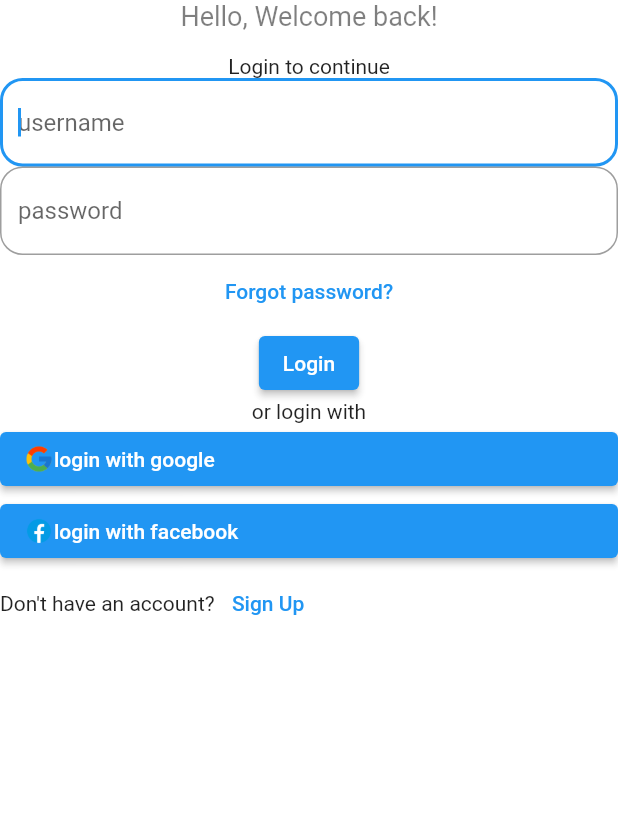
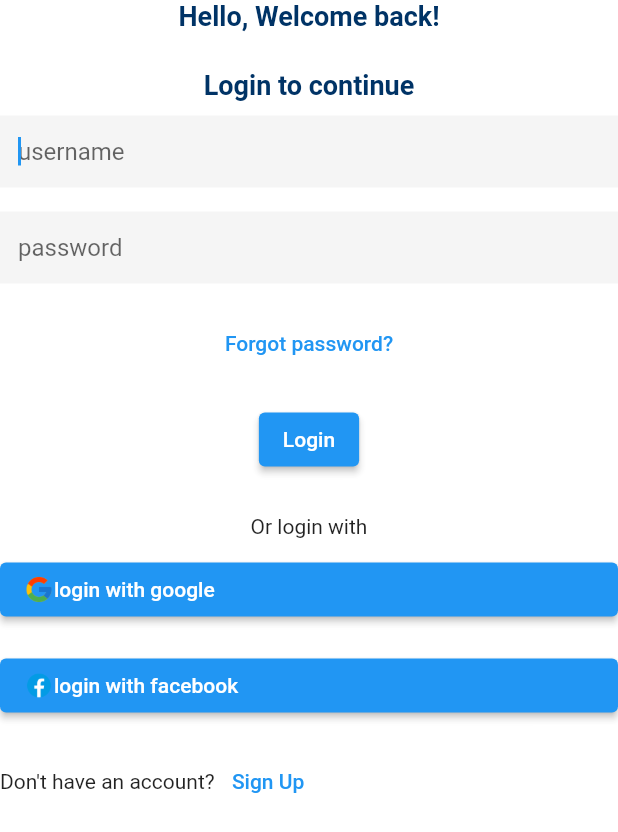
Before and after one commit to takee114/flutter-simple-stateless-widget-example, a Flutter app: the screen it shows after launch, on a phone screen of 412 x 824 dp. Shown: the top 832 px of the screen. Run offline on Flutter 3.47's test engine with Material 2 defaults, Android fonts, the phone set to English and light mode, and no system bars.

Commit message:
login page screen

```diff
--- a/lib/login.dart
+++ b/lib/login.dart
@@ -12,7 +12,8 @@ class LoginPage extends StatelessWidget {
         Text(
           "Hello, Welcome back!",
           style: TextStyle(
-            color: Colors.black.withOpacity(0.5),
+            color: Color.fromRGBO(0, 51, 102, 100),
+            fontWeight: FontWeight.bold,
             fontSize: 18,
             fontFamily: "Roboto",
           ),
@@ -20,16 +21,15 @@ class LoginPage extends StatelessWidget {
         SizedBox(
           height: 15,
         ),
-        Text("Login to continue"),
-        SizedBox(
-          width: maxWidth,
-          child: TextField(
-            autofocus: true,
-            decoration: InputDecoration(
-              hintText: "username",
-              border: OutlineInputBorder(
-                borderRadius: BorderRadius.circular(15),
-              ),
+        Padding(
+          padding: const EdgeInsets.all(10.0),
+          child: Text(
+            "Login to continue",
+            style: TextStyle(
+              color: Color.fromRGBO(0, 51, 102, 100),
+              fontWeight: FontWeight.bold,
+              fontSize: 18,
+              fontFamily: "Roboto",
             ),
           ),
         ),
@@ -38,22 +38,47 @@ class LoginPage extends StatelessWidget {
           child: TextField(
             autofocus: true,
             decoration: InputDecoration(
-              border: OutlineInputBorder(
-                borderRadius: BorderRadius.circular(15),
-              ),
+              hintText: "username",
+              border: InputBorder.none,
+              filled: true,
+            ),
+          ),
+        ),
+        SizedBox(
+          height: 16,
+        ),
+        SizedBox(
+          width: maxWidth,
+          child: TextField(
+            autofocus: true,
+            decoration: InputDecoration(
+              filled: true,
+              border: InputBorder.none,
               hintText: "password",
             ),
           ),
+        ),
+        SizedBox(
+          height: 16,
         ),
         TextButton(
           onPressed: () {},
           child: const Text("Forgot password?"),
         ),
+        SizedBox(
+          height: 16,
+        ),
         ElevatedButton(
           onPressed: () {},
           child: const Text("Login"),
         ),
-        const Text("or login with"),
+        SizedBox(
+          height: 16,
+        ),
+        Padding(
+          padding: const EdgeInsets.all(10),
+          child: const Text("Or login with"),
+        ),
         ElevatedButton(
           onPressed: () {},
           child: Row(
@@ -66,6 +91,9 @@ class LoginPage extends StatelessWidget {
               const Text("login with google"),
             ],
           ),
+        ),
+        SizedBox(
+          height: 16,
         ),
         ElevatedButton(
           onPressed: () {},
@@ -80,6 +108,9 @@ class LoginPage extends StatelessWidget {
             ],
           ),
         ),
+        SizedBox(
+          height: 16,
+        ),
         Row(
           children: [
             const Text("Don't have an account? "),
```
